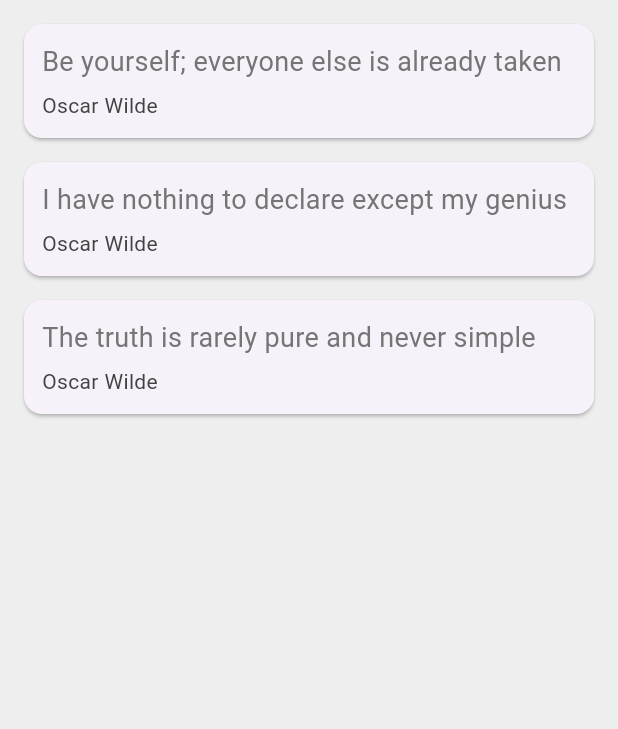
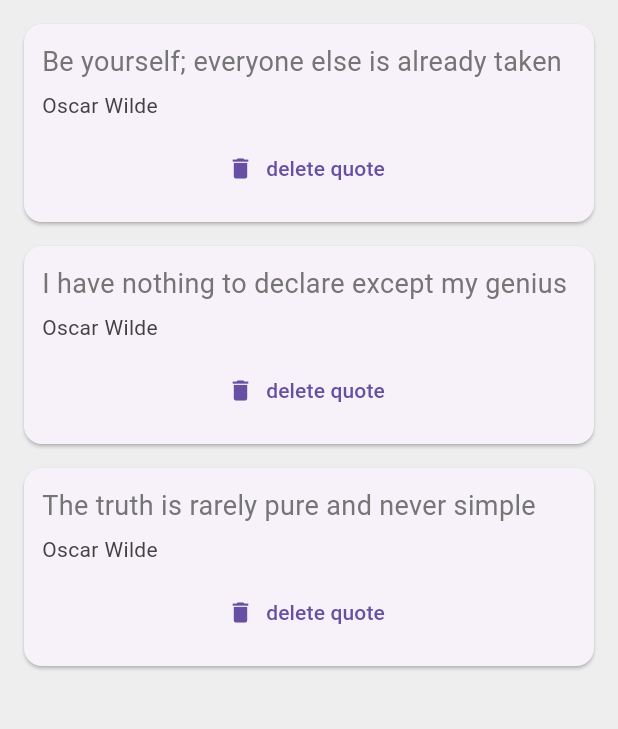
Before and after one commit to Minwoo0206/FlutterTutorial, a Flutter app: the screen it shows after launch, on a phone screen of 412 x 824 dp, the part 84-813 px from its top. Run offline on Flutter 3.47's test engine with Material 3 defaults, Android fonts, the phone set to English and light mode, and no system bars.

Commit message:
chap 21!

```diff
--- a/quotes/lib/main.dart
+++ b/quotes/lib/main.dart
@@ -1,5 +1,6 @@
 import 'package:flutter/material.dart';
 import 'quote.dart';
+import 'quote_card.dart';
 
 void main() => runApp(MaterialApp(
   home: QuoteList()
@@ -20,35 +21,6 @@
     Quote(author: 'Oscar Wilde', text: 'The truth is rarely pure and never simple'),
   ];
 
-  Widget quoteTemplate(quote){
-    return Card(
-      margin: EdgeInsets.fromLTRB(16, 16, 16, 0),
-      child: Padding(
-        padding: const EdgeInsets.all(12.0),
-        child: Column(
-          crossAxisAlignment: CrossAxisAlignment.stretch,
-          children: [
-            Text(
-              quote.text,
-              style: TextStyle(
-                fontSize: 18,
-                color: Colors.grey[600],
-              ),
-            ),
-            SizedBox(height: 6.0,),
-            Text(
-              quote.author,
-              style: TextStyle(
-                fontSize: 14,
-                color: Colors.grey[800],
-              ),
-            ),
-          ],
-        ),
-      ),
-    );
-  }
-
   @override
   Widget build(BuildContext context) {
     return Scaffold(
@@ -59,7 +31,14 @@
         backgroundColor: Colors.redAccent,
       ),
       body: Column(
-        children: quotes.map((quote) => quoteTemplate(quote)).toList(),
+        children: quotes.map((quote) => QuoteCard(
+          quote: quote,
+          delete: () {
+            setState(() {
+              quotes.remove(quote);
+            });
+          }
+        )).toList(),
       ),
     );
   }
--- a/quotes/lib/quote.dart
+++ b/quotes/lib/quote.dart
@@ -1,8 +1,8 @@
 class Quote {
 
-  String? text;
-  String? author;
+  String text;
+  String author;
 
-  Quote({ this.text, this.author });
+  Quote({ required this.text, required this.author });
 
 }
--- /dev/null
+++ b/quotes/lib/quote_card.dart
@@ -0,0 +1,45 @@
+import 'package:flutter/material.dart';
+import 'quote.dart';
+
+class QuoteCard extends StatelessWidget {
+
+  final Quote quote;
+  final VoidCallback delete;
+  QuoteCard ({ required this.quote, required this.delete });
+
+  @override
+  Widget build(BuildContext context) {
+    return Card(
+      margin: EdgeInsets.fromLTRB(16, 16, 16, 0),
+      child: Padding(
+        padding: const EdgeInsets.all(12.0),
+        child: Column(
+          crossAxisAlignment: CrossAxisAlignment.stretch,
+          children: [
+            Text(
+              quote.text,
+              style: TextStyle(
+                fontSize: 18,
+                color: Colors.grey[600],
+              ),
+            ),
+            SizedBox(height: 6.0,),
+            Text(
+              quote.author,
+              style: TextStyle(
+                fontSize: 14,
+                color: Colors.grey[800],
+              ),
+            ),
+            SizedBox(height: 8.0,),
+            TextButton.icon(
+              onPressed: delete,
+              icon: Icon(Icons.delete),
+              label: Text('delete quote'),
+            ),
+          ],
+        ),
+      ),
+    );
+  }
+}
```
